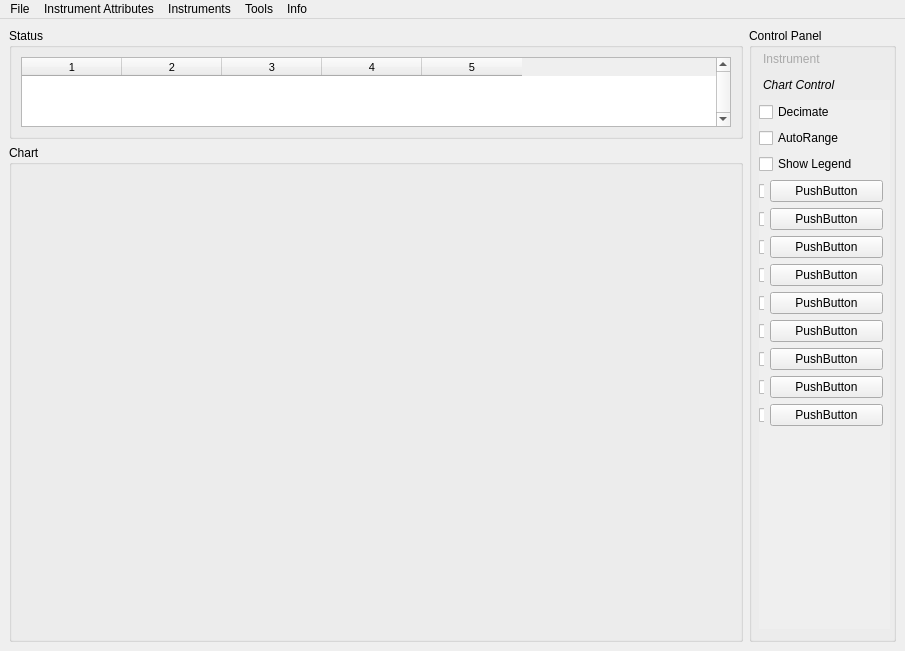
This is ui/mainwindow.ui in mhorn71/StarbaseMini as Qt 5 draws it before an edit. The edited form follows.
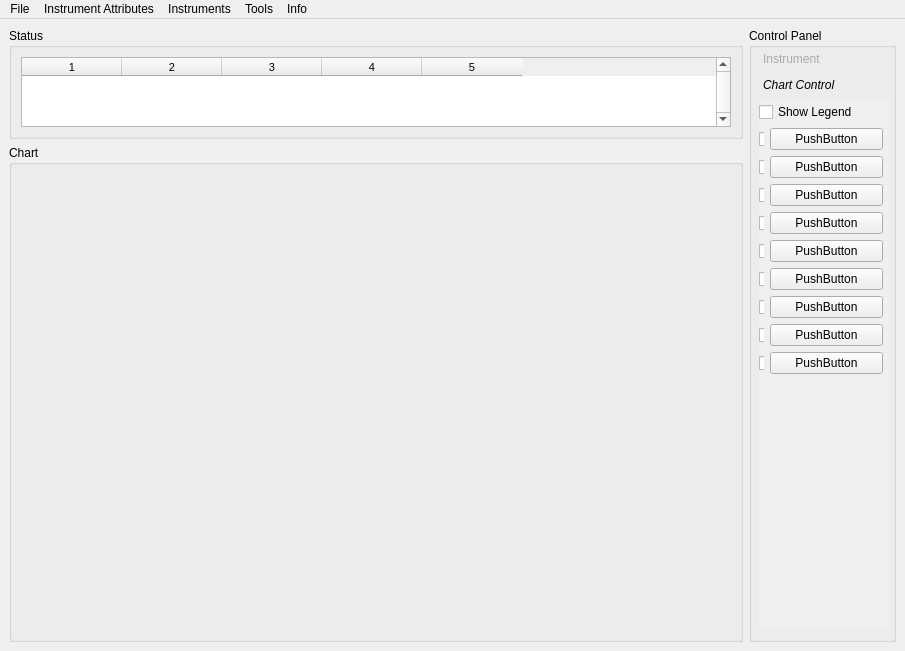
This is the edited form. The open tabs and pages were chosen to show the change.

Commit message: Removed Decimate Data, Auto Range from Chart controls.  Added additional menu item for Data Viewer

```diff
--- a/ui/mainwindow.ui
+++ b/ui/mainwindow.ui
@@ -292,20 +292,6 @@
             <layout class="QGridLayout" name="gridLayout_5">
              <item row="0" column="0">
               <layout class="QVBoxLayout" name="verticalLayout_2">
-               <item>
-                <widget class="QCheckBox" name="chartDecimateCheckBox">
-                 <property name="text">
-                  <string>Decimate</string>
-                 </property>
-                </widget>
-               </item>
-               <item>
-                <widget class="QCheckBox" name="chartAutoRangeCheckBox">
-                 <property name="text">
-                  <string>AutoRange</string>
-                 </property>
-                </widget>
-               </item>
                <item>
                 <widget class="QCheckBox" name="showLegend">
                  <property name="text">
```
Left out of the diff: 20 changed lines with no effect on the pictures. The commit also changes 1 other file.
